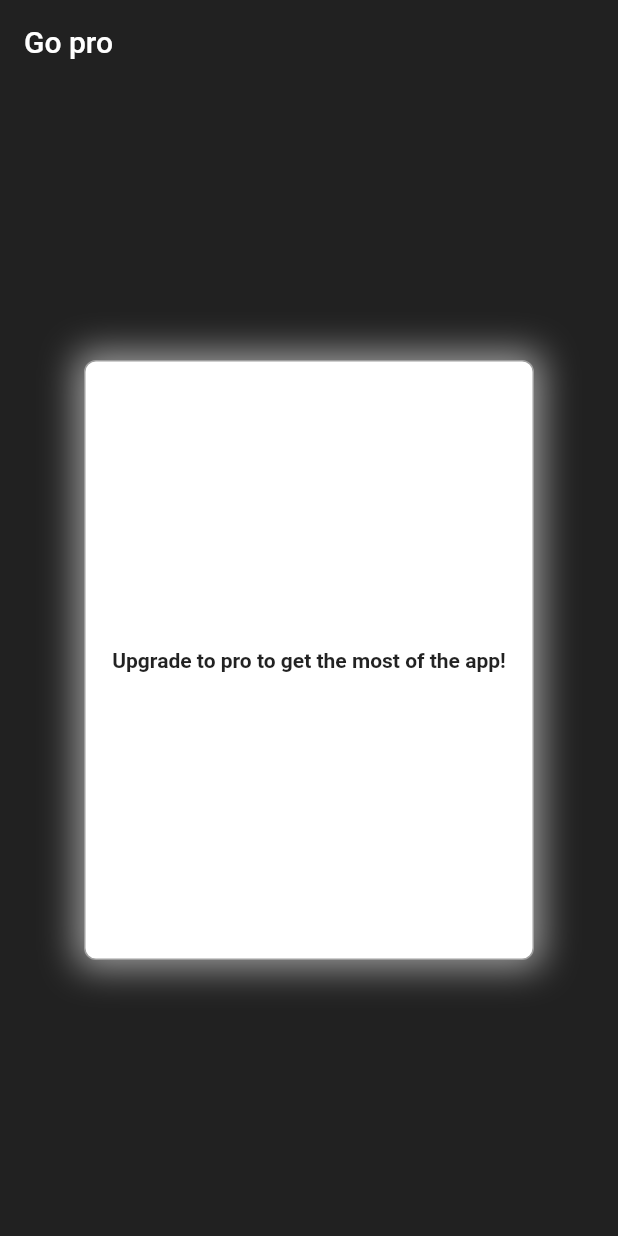
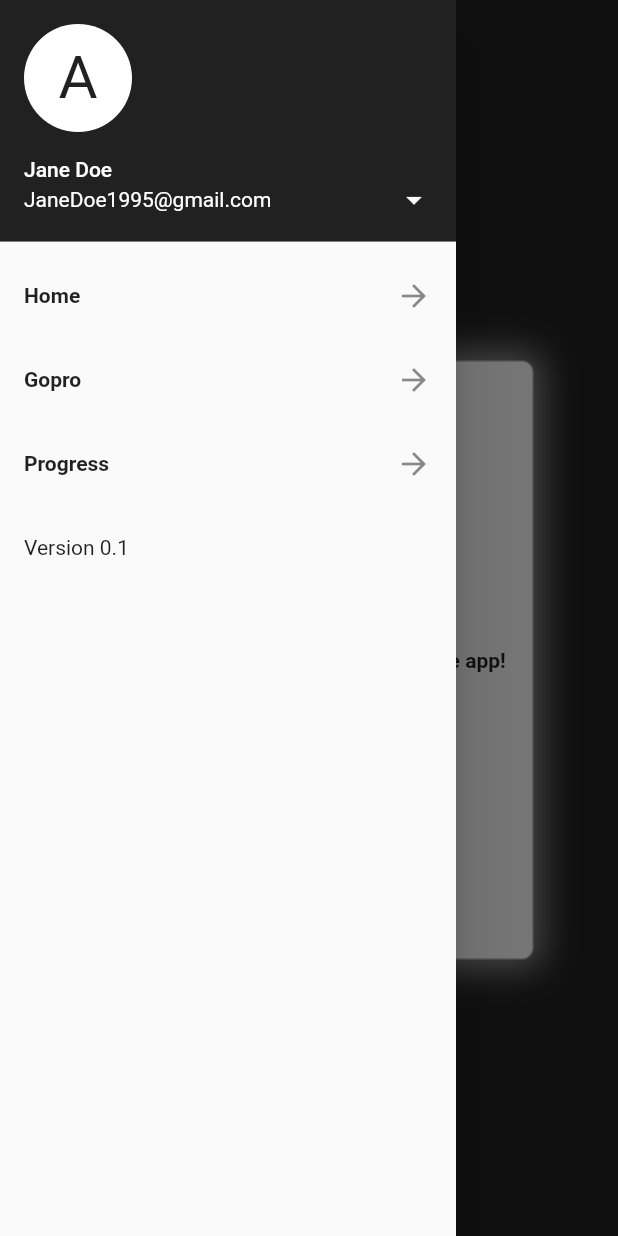
Before and after one commit to Daanvdjagt/FitAiMobile, a Flutter app: the Gopro screen opened directly, with the side drawer open (before the commit the screen has no drawer), on a phone screen of 412 x 824 dp. Run offline on Flutter 3.47's test engine with Material 2 defaults, Android fonts, the phone set to English and light mode, and no system bars; our stand-ins replace font_awesome_flutter, splashscreen; missing offline and left inert: flutter_sparkline; network calls fail.

Commit message:
fixed drawers in navbars

```diff
--- a/lib/app/screens/gopro.dart
+++ b/lib/app/screens/gopro.dart
@@ -13,6 +13,7 @@ class Gopro extends StatelessWidget {
           backgroundColor: Colors.transparent,
           elevation: 0,
           title: Text('Go pro')),
+          drawer: Navbar("Home"),
       body: Center(
         child: Container(
           child: Center(
--- a/lib/app/screens/progress.dart
+++ b/lib/app/screens/progress.dart
@@ -35,6 +35,7 @@ class _ProgressState extends State<Progress>
           backgroundColor: Colors.transparent,
           elevation: 0,
           title: Text('Progress')),
+          drawer: Navbar("Home"),
       body: StaggeredGridView.count(
         crossAxisCount: 2,
         crossAxisSpacing: 12.0,
```
